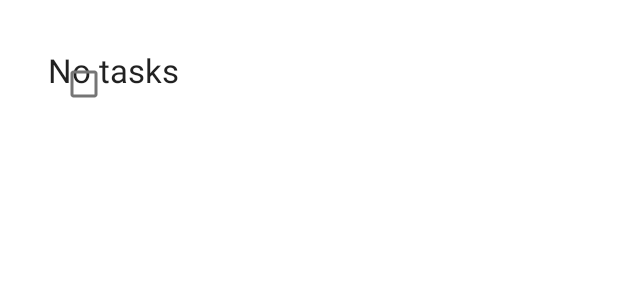
After one commit to xiaoRoy/GrowAgain, an Android app: the layout fragment_task_detail.xml on its own in the app's theme, with its tools: preview values and no code run, on a phone screen of 412 x 824 dp. The commit adds this screen. Shown: the top 300 px of the screen. Run offline under Robolectric (Android 15) with nearby library versions, the phone set to English and light mode, and no system bars.

```diff
--- /dev/null
+++ b/app/src/main/java/com/learn/growagain/codelab/testing/data/TaskNotFoundByIdException.kt
@@ -0,0 +1,5 @@
+package com.learn.growagain.codelab.testing.data
+
+import java.lang.Exception
+
+class TaskNotFoundByIdException : Exception()
--- a/app/src/main/java/com/learn/growagain/codelab/testing/data/source/ITaskRepository.kt
+++ b/app/src/main/java/com/learn/growagain/codelab/testing/data/source/ITaskRepository.kt
@@ -10,6 +10,6 @@ interface ITaskRepository {
 
     suspend fun saveTask(task: Task)
 
-    suspend fun getTask(taskId: String, forceUpdate: Boolean = false)
+    suspend fun getTask(taskId: String, forceUpdate: Boolean = false): Result<Task>
 
 }
--- a/app/src/main/java/com/learn/growagain/codelab/testing/data/source/TaskDataSource.kt
+++ b/app/src/main/java/com/learn/growagain/codelab/testing/data/source/TaskDataSource.kt
@@ -10,4 +10,6 @@ interface TaskDataSource {
     suspend fun saveTask(task: Task)
 
     suspend fun deleteAllTasks()
+
+    suspend fun getTask(taskId: String): Result<Task>
 }
--- a/app/src/main/java/com/learn/growagain/codelab/testing/data/source/local/TaskDao.kt
+++ b/app/src/main/java/com/learn/growagain/codelab/testing/data/source/local/TaskDao.kt
@@ -12,7 +12,9 @@ interface TaskDao {
     @Query("SELECT * FROM tasks")
     suspend fun getTasks(): List<Task>
 
-
     @Insert(onConflict = OnConflictStrategy.REPLACE)
     suspend fun insertTask(task: Task)
+
+    @Query("SELECT * FROM Tasks WHERE id = :taskId")
+    suspend fun getTaskById(taskId: String): Task?
 }
--- /dev/null
+++ b/app/src/main/res/layout/fragment_task_detail.xml
@@ -0,0 +1,60 @@
+<?xml version="1.0" encoding="utf-8"?>
+<FrameLayout xmlns:android="http://schemas.android.com/apk/res/android"
+    xmlns:app="http://schemas.android.com/apk/res-auto"
+    android:layout_width="match_parent"
+    android:layout_height="match_parent">
+
+    <FrameLayout
+        android:layout_width="match_parent"
+        android:layout_height="match_parent"
+        android:padding="@dimen/padding_normal">
+
+        <FrameLayout
+            android:id="@+id/fl_task_detail_no_tasks"
+            android:layout_width="match_parent"
+            android:layout_height="match_parent"
+            android:padding="@dimen/padding_normal"
+            >
+
+            <TextView
+                android:id="@+id/tv_task_detail_no_task"
+                android:layout_width="wrap_content"
+                android:layout_height="wrap_content"
+                android:text="@string/no_task"
+                android:textAppearance="?android:attr/textAppearanceLarge" />
+        </FrameLayout>
+
+        <androidx.constraintlayout.widget.ConstraintLayout
+            android:id="@+id/constraint_task_detail"
+            android:layout_width="match_parent"
+            android:layout_height="match_parent"
+            android:padding="@dimen/padding_normal">
+
+            <CheckBox
+                android:id="@+id/checkbox_task_detail_completed"
+                android:layout_width="wrap_content"
+                android:layout_height="wrap_content"
+                app:layout_constraintStart_toStartOf="parent"
+                app:layout_constraintTop_toTopOf="parent" />
+
+            <TextView
+                android:id="@+id/tv_task_detail_task_title"
+                android:layout_width="wrap_content"
+                android:layout_height="wrap_content"
+                android:textAppearance="?android:textAppearanceLarge"
+                app:layout_constraintEnd_toEndOf="parent"
+                app:layout_constraintStart_toEndOf="@+id/checkbox_task_detail_completed"
+                app:layout_constraintTop_toTopOf="parent" />
+
+            <TextView
+                android:id="@+id/tv_task_detail_description"
+                android:layout_width="wrap_content"
+                android:layout_height="wrap_content"
+                app:layout_constraintEnd_toEndOf="parent"
+                android:textAppearance="?android:textAppearanceMedium"
+                app:layout_constraintStart_toEndOf="@+id/checkbox_task_detail_completed"
+                app:layout_constraintTop_toBottomOf="@id/tv_task_detail_task_title" />
+        </androidx.constraintlayout.widget.ConstraintLayout>
+
+    </FrameLayout>
+</FrameLayout>
--- a/app/src/main/res/values/dimens.xml
+++ b/app/src/main/res/values/dimens.xml
@@ -3,4 +3,6 @@
 
     <dimen name="character_item_height">32dp</dimen>
     <dimen name="character_loading_size">50dp</dimen>
+
+    <dimen name="padding_normal">16dp</dimen>
 </resources>
--- a/app/src/main/res/values/strings.xml
+++ b/app/src/main/res/values/strings.xml
@@ -4,4 +4,8 @@
     <string name="hello_world">Hello World!</string>
 
     <string name="click_to_start">Click to Start</string>
+
+    <string name="loading_task_error">Error while loading task</string>
+
+    <string name="no_task">No tasks</string>
 </resources>
```
Also changed, not shown: app/build.gradle (+7 -0 lines), app/src/main/java/com/learn/growagain/codelab/testing/data/source/TaskRepository.kt (+7 -3 lines), app/src/main/java/com/learn/growagain/codelab/testing/data/source/local/TaskLocalDataSource.kt (+14 -0 lines), app/src/main/java/com/learn/growagain/codelab/testing/data/source/remote/TaskRemoteDataSource.kt (+10 -1 lines), app/src/main/java/com/learn/growagain/codelab/testing/taskdetail/TaskDetailFragment.kt (+83 -0 lines), app/src/main/java/com/learn/growagain/codelab/testing/taskdetail/TaskDetailViewModel.kt (+31 -5 lines), app/src/main/java/com/learn/growagain/codelab/testing/viewmodelcommon/Event.kt (added, +28 -0 lines), 3 other files.
